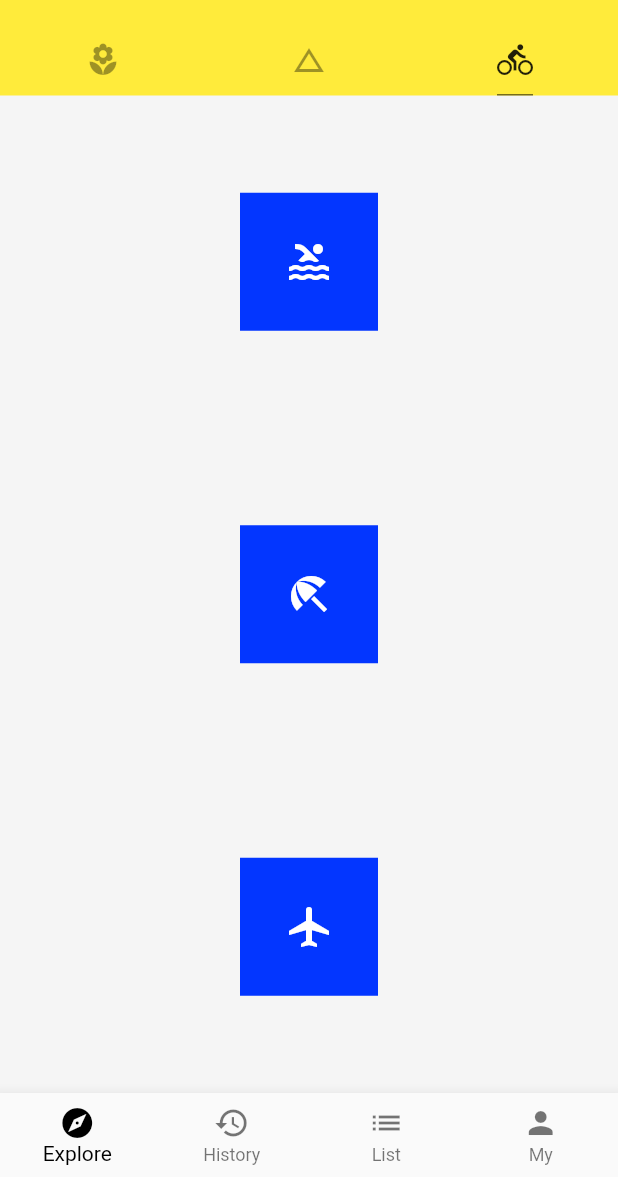
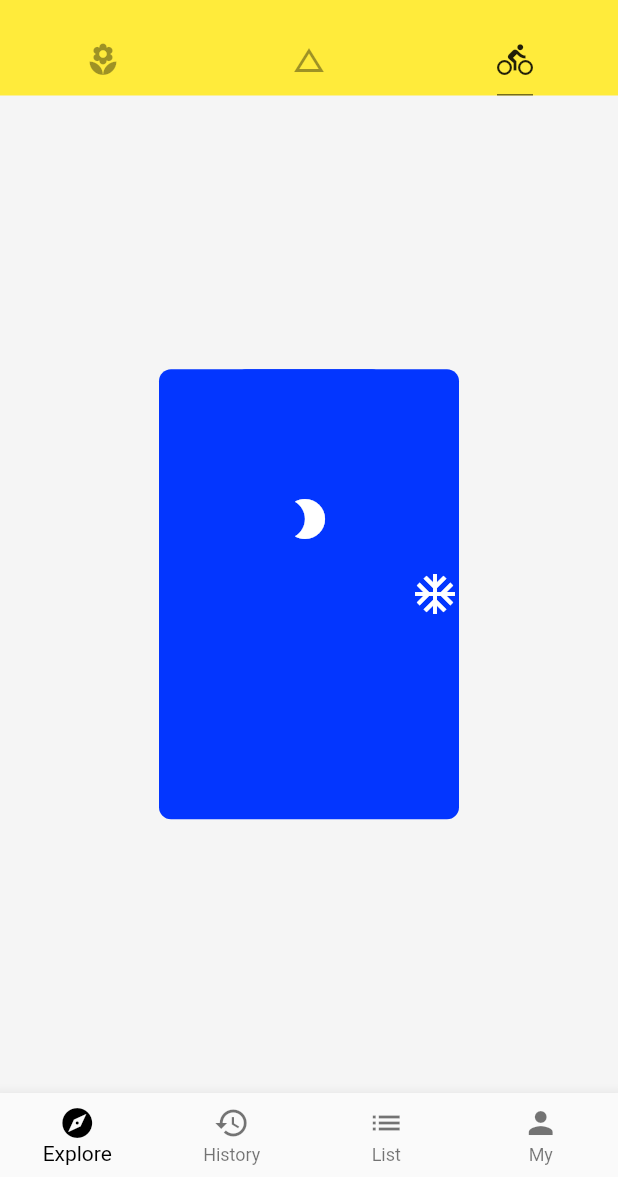
Before and after one commit to imcks/shan_flutter, a Flutter app: the screen it shows after launch, tab 3 chosen, on a phone screen of 412 x 824 dp, the part 59-1236 px from its top. Run offline on Flutter 3.47's test engine with Material 2 defaults, Android fonts, the phone set to English and light mode, and no system bars; network calls fail.

Commit message:
sizebox,stack

```diff
--- a/lib/demo/layout_demo.dart
+++ b/lib/demo/layout_demo.dart
@@ -6,10 +6,40 @@ class LayoutDemo extends StatelessWidget {
     return Container(
       child: Column(
         mainAxisAlignment: MainAxisAlignment.spaceAround,
+        // crossAxisAlignment: CrossAxisAlignment.center,
         children: <Widget>[
-          IconBadge(Icons.pool),
-          IconBadge(Icons.beach_access),
-          IconBadge(Icons.airplanemode_active),
+          Stack(
+            alignment: Alignment.topCenter,
+            children: <Widget>[
+              SizedBox(
+                width: 200.0,
+                height: 300.0,
+                child: Container(
+                  alignment: Alignment(1.0, 0.0),
+                  decoration: BoxDecoration(
+                    color: Color.fromRGBO(3, 54, 255, 1.0),
+                    borderRadius: BorderRadius.circular(8.0),
+                  ),
+                  child: Icon(Icons.ac_unit, color: Colors.white, size: 32.0),
+                ),
+              ),
+              SizedBox(
+                height: 16.0,
+              ),
+              SizedBox(
+                width: 100.0,
+                height: 200.0,
+                child: Container(
+                  decoration: BoxDecoration(
+                    color: Color.fromRGBO(3, 54, 255, 1.0),
+                    borderRadius: BorderRadius.circular(8.0),
+                  ),
+                  child:
+                      Icon(Icons.brightness_2, color: Colors.white, size: 32.0),
+                ),
+              ),
+            ],
+          ),
         ],
       ),
     );
```
